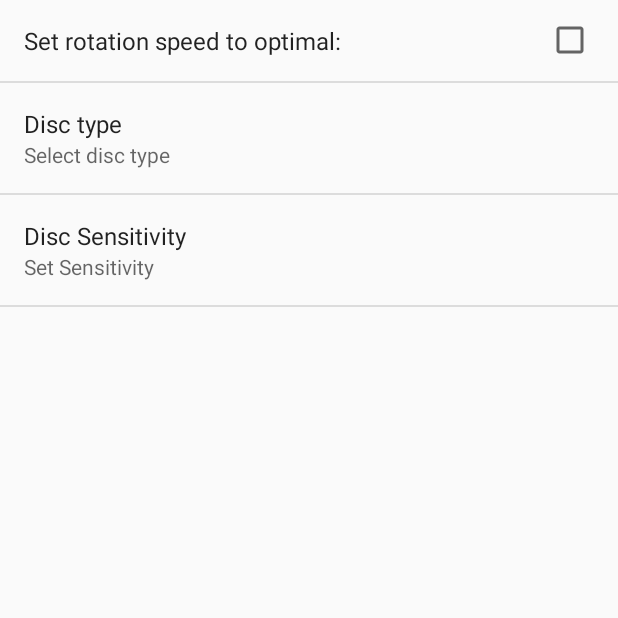
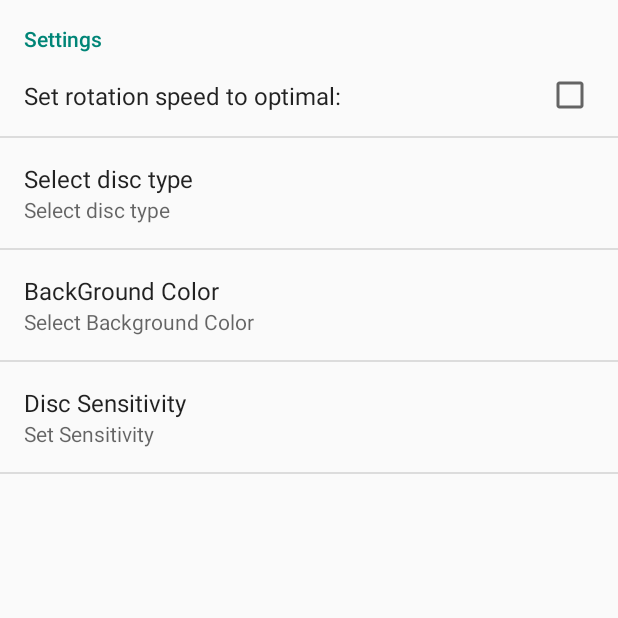
Before and after one commit to avoupavou/NewtonsDisc, an Android app: the screen it shows after launch (Settings), in the options menu, after a tap on "Settings", on a phone screen of 412 x 824 dp, the top half of it. Run offline under Robolectric (Android 15) with nearby library versions, the phone set to English and light mode, and no system bars.

Commit message:
Background Colors
old disc images removed
transparent disc images added
5 background colors available
minor adjustments to support transparent images
manifest version updated to 2.0.0
Working and Stable!!

```diff
--- a/app/src/main/AndroidManifest.xml
+++ b/app/src/main/AndroidManifest.xml
@@ -1,7 +1,7 @@
 <manifest xmlns:android="http://schemas.android.com/apk/res/android"
     package="com.avoupavou.newtonsdisc"
-    android:versionName="1.0.0">
-    android:versionCode="1">
+    android:versionName="2.0.0">
+    android:versionCode="2">
 
     <application android:allowBackup="true" android:label="@string/app_name"
         android:icon="@drawable/disc_logo" android:theme="@style/AppTheme">
--- a/app/src/main/java/com/avoupavou/newtonsdisc/WheelActivity.java
+++ b/app/src/main/java/com/avoupavou/newtonsdisc/WheelActivity.java
@@ -42,14 +42,15 @@ public class WheelActivity  extends Activity {
 
         // set our renderer to be the main renderer with
         // the current activity context
+
         glSurfaceView.setRenderer(mRenderer= new GlRenderer(this));
         setContentView(glSurfaceView);
 
         sharedPref = PreferenceManager.getDefaultSharedPreferences(this);
-        // Get preferences for disc1 type
-        int downloadType = sharedPref.getInt("SEEKBAR_VALUE", 50);
+        // Get preferences for rotation Sensitivity
+        int downloadPercent = sharedPref.getInt("SEEKBAR_VALUE", 50);
         //Log.d(LOG_TAG, String.valueOf(downloadType));
-        touch_scale_factor*=(float)downloadType/100;
+        touch_scale_factor*=(float)downloadPercent/100;
         //Log.d(LOG_TAG, String.valueOf(touch_scale_factor));
     }
 
--- a/app/src/main/res/layout/activity_main.xml
+++ b/app/src/main/res/layout/activity_main.xml
@@ -8,7 +8,7 @@
 
 
     <TextView
-        android:layout_width="wrap_content"
+        android:layout_width="match_parent"
         android:layout_height="wrap_content"
         android:textAppearance="?android:attr/textAppearanceLarge"
         android:textColor="#FFFFFF"
--- a/app/src/main/res/layout/activity_my_glrenderer.xml
+++ b/app/src/main/res/layout/activity_my_glrenderer.xml
@@ -6,7 +6,4 @@
     android:paddingBottom="@dimen/activity_vertical_margin"
     tools:context="com.avoupavou.newtonsdisc.MyGLRenderer">
 
-    <TextView android:text="@string/hello_world" android:layout_width="wrap_content"
-        android:layout_height="wrap_content" />
-
 </RelativeLayout>
--- a/app/src/main/res/layout/activity_my_glsurface_view.xml
+++ b/app/src/main/res/layout/activity_my_glsurface_view.xml
@@ -6,7 +6,5 @@
     android:paddingBottom="@dimen/activity_vertical_margin"
     tools:context="com.avoupavou.newtondisc.MyGLSurfaceView">
 
-    <TextView android:text="@string/hello_world" android:layout_width="wrap_content"
-        android:layout_height="wrap_content" />
 
 </RelativeLayout>
--- a/app/src/main/res/layout/activity_open_gl.xml
+++ b/app/src/main/res/layout/activity_open_gl.xml
@@ -6,7 +6,5 @@
     android:paddingBottom="@dimen/activity_vertical_margin"
     tools:context="com.avoupavou.newtonsdisc.OpenGLActivity">
 
-    <TextView android:text="@string/hello_world" android:layout_width="wrap_content"
-        android:layout_height="wrap_content" />
 
 </RelativeLayout>
--- a/app/src/main/res/values/array.xml
+++ b/app/src/main/res/values/array.xml
@@ -1,11 +1,30 @@
 <?xml version="1.0" encoding="utf-8"?>
 <resources>
-    <string-array name="listArray">
+    <string-array name="DiscNames">
         <item>Disc 1</item>
         <item>Disc 2</item>
     </string-array>
-    <string-array name="listValues">
+    <string-array name="DiscValues">
         <item>1</item>
         <item>2</item>
     </string-array>
+    <string-array name="ColorNames">
+        <item>White</item>
+        <item>Black</item>
+        <item>Red</item>
+        <item>Blue</item>
+        <item>Green</item>
+    </string-array>
+    <string-array name="ColorValues">
+        <item>white</item>
+        <item>black</item>
+        <item>red</item>
+        <item>blue</item>
+        <item>green</item>
+    </string-array>
+    <string-array name="DiscIcons">
+        <item>@drawable/disc1_tp</item>
+        <item>@drawable/disc2_tp</item>
+    </string-array>
+
 </resources>
--- a/app/src/main/res/values/styles.xml
+++ b/app/src/main/res/values/styles.xml
@@ -4,5 +4,4 @@
     <style name="AppTheme" parent="Theme.AppCompat.Light.DarkActionBar">
         <!-- Customize your theme here. -->
     </style>
-
 </resources>
--- a/app/src/main/res/xml/preferences.xml
+++ b/app/src/main/res/xml/preferences.xml
@@ -1,5 +1,6 @@
 <?xml version="1.0" encoding="utf-8"?>
     <PreferenceScreen xmlns:android="http://schemas.android.com/apk/res/android">
+    <PreferenceCategory android:title="@string/action_settings" android:key="setting_title">
         <CheckBoxPreference
             android:id="@+id/speed"
             android:key="speed"
@@ -10,12 +11,23 @@
     <ListPreference
         android:textColor="#FFFFFF"
         android:id="@+id/disc_type"
-        android:title="Disc type"
+        android:title="@string/disc_type"
         android:summary="@string/disc_type"
         android:key="discType"
         android:defaultValue="1"
-        android:entries="@array/listArray"
-        android:entryValues="@array/listValues" />
+        android:entries="@array/DiscNames"
+        android:entryValues="@array/DiscValues"
+        android:dialogIcon="@drawable/disc1_tp"/>
+
+    <ListPreference
+        android:textColor="#FFFFFF"
+        android:id="@+id/bg_color"
+        android:title="@string/bg_color"
+        android:summary="@string/bg_color_sub"
+        android:key="bgColor"
+        android:defaultValue="white"
+        android:entries="@array/ColorNames"
+        android:entryValues="@array/ColorValues" />
 
     <com.avoupavou.newtonsdisc.SeekBarPreference
         android:defaultValue="50"
@@ -25,5 +37,6 @@
         android:summary=""
         android:text="@string/sensitivity_text"
         android:title="@string/sensitivity_summary" />
+    </PreferenceCategory>
 
 </PreferenceScreen>
```
Also changed, not shown: app/src/main/java/com/avoupavou/newtonsdisc/GlRenderer.java (+20 -3 lines), app/src/main/java/com/avoupavou/newtonsdisc/Square.java (+13 -8 lines), app/src/main/res/values/strings.xml (+9 -8 lines), app/src/main/res/drawable/disc1.jpg (deleted), app/src/main/res/drawable/disc1_black.jpg (deleted), app/src/main/res/drawable/disc1_tp.png (added), app/src/main/res/drawable/disc2.png (deleted), app/src/main/res/drawable/disc2_black.png (deleted), app/src/main/res/drawable/disc2_tp.png (added).
